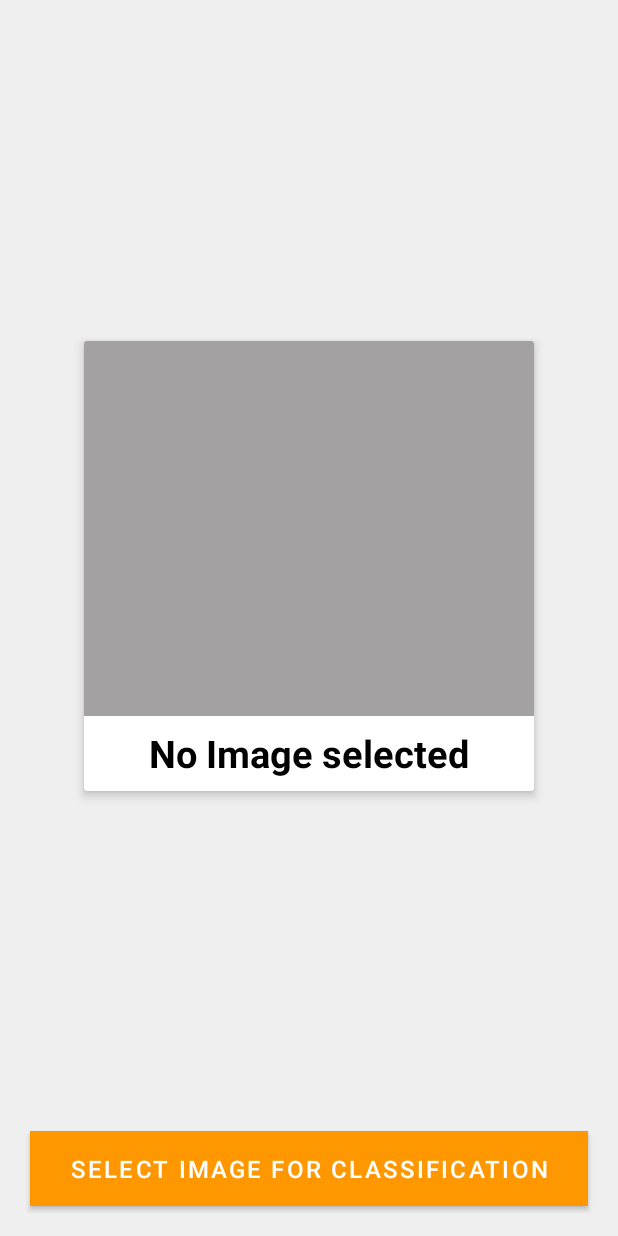
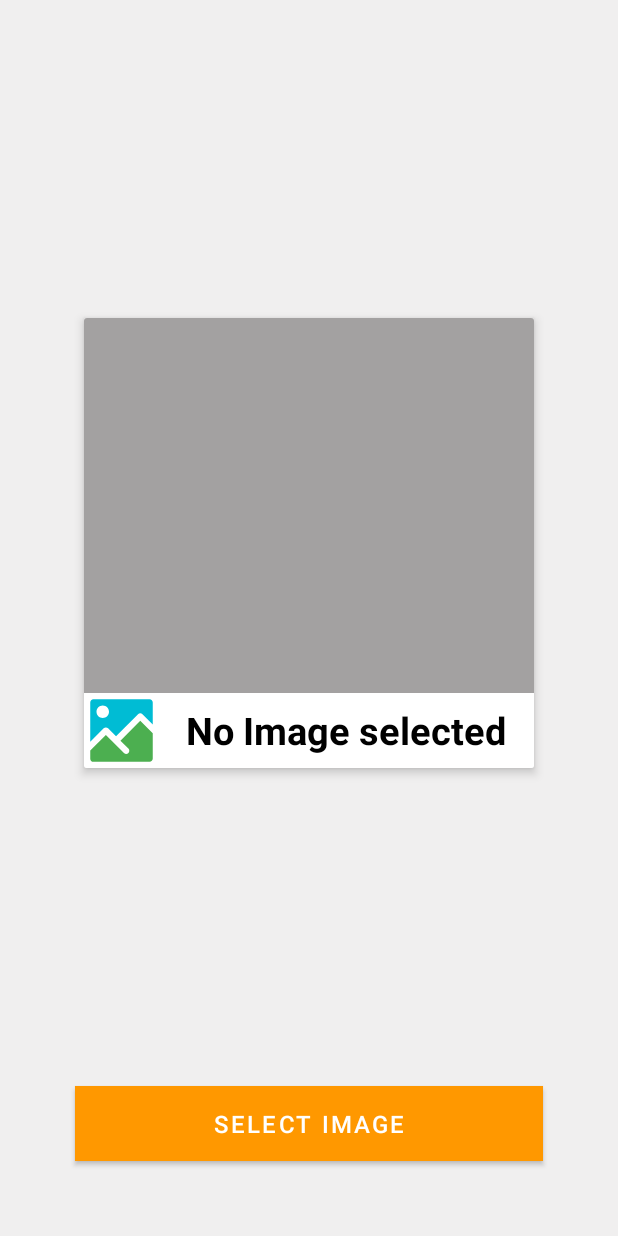
Before and after one commit to sunil-kumarr/GameOfHands, an Android app: the screen it shows after launch (SingleImageClassifier), after a tap on an icon or button, on a phone screen of 412 x 824 dp. Run offline under Robolectric (Android 15) with nearby library versions, the phone set to English and light mode, and no system bars; libraries missing offline, so code that uses them is left out: org.tensorflow.lite; 3 statements that could not run were skipped.

Commit message:
Added UI updates

```diff
--- a/app/src/main/java/com/gamedevil/gameofhands/SingleImageClassifier.java
+++ b/app/src/main/java/com/gamedevil/gameofhands/SingleImageClassifier.java
@@ -28,6 +28,7 @@ public class SingleImageClassifier extends AppCompatActivity {
 
     private MaterialButton mSelectImageBtn;
     private ImageView mDisplayImageView;
+    private ImageView mClassSymbol;
     private MaterialTextView mShowClassificationText;
     private HandShapeDetector mHandShapeDetector;
 
@@ -39,6 +40,8 @@ public class SingleImageClassifier extends AppCompatActivity {
         mSelectImageBtn = findViewById(R.id.select_img_btn);
         mDisplayImageView = findViewById(R.id.selected_image);
         mShowClassificationText = findViewById(R.id.text_view_prediction_label);
+        mClassSymbol = findViewById(R.id.classification_image);
+
         mHandShapeDetector = new HandShapeDetector(this);
 
         mSelectImageBtn.setOnClickListener(new View.OnClickListener() {
@@ -121,12 +124,15 @@ public class SingleImageClassifier extends AppCompatActivity {
         switch (label) {
             case "0":
                 handShape = "Rock";
+                mClassSymbol.setImageResource(R.drawable.rock);
                 break;
             case "1":
                 handShape = "Paper";
+                mClassSymbol.setImageResource(R.drawable.paper);
                 break;
             case "2":
                 handShape = "Scissor";
+                mClassSymbol.setImageResource(R.drawable.scissor);
                 break;
             default:
                 handShape = "Unknown";
--- a/app/src/main/res/layout/activity_single_classifier.xml
+++ b/app/src/main/res/layout/activity_single_classifier.xml
@@ -11,10 +11,10 @@
         android:id="@+id/selected_image_container_card"
         android:layout_width="wrap_content"
         android:layout_height="wrap_content"
+        android:layout_margin="20dp"
+        android:background="@color/white"
         android:minWidth="300dp"
         android:minHeight="300dp"
-        android:layout_margin="20dp"
-        android:background="@color/white"
         app:cardBackgroundColor="@color/white"
         app:cardElevation="4dp"
         app:layout_constraintBottom_toTopOf="@id/select_img_btn"
@@ -24,9 +24,9 @@
 
         <FrameLayout
             android:layout_width="wrap_content"
-            android:minHeight="300dp"
+            android:layout_height="wrap_content"
             android:minWidth="300dp"
-            android:layout_height="wrap_content">
+            android:minHeight="300dp">
 
             <ImageView
                 android:id="@+id/selected_image"
@@ -38,6 +38,21 @@
                 app:layout_constraintEnd_toEndOf="parent"
                 app:layout_constraintStart_toStartOf="parent"
                 app:layout_constraintTop_toTopOf="parent" />
+
+            <LinearLayout
+                android:layout_width="match_parent"
+                android:layout_height="wrap_content"
+                android:layout_gravity="bottom"
+                android:background="@color/white"
+                android:orientation="horizontal">
+
+                <ImageView
+                    android:id="@+id/classification_image"
+                    android:layout_width="50dp"
+                    android:layout_height="50dp"
+                    android:layout_gravity="center"
+                    android:background="@color/white"
+                    android:src="@drawable/ic_photo" />
 
                 <com.google.android.material.textview.MaterialTextView
                     android:id="@+id/text_view_prediction_label"
@@ -51,6 +66,8 @@
                     android:textColor="@color/black"
                     android:textSize="25dp"
                     android:textStyle="bold" />
+            </LinearLayout>
+
         </FrameLayout>
 
     </androidx.cardview.widget.CardView>
@@ -60,12 +77,14 @@
         android:id="@+id/select_img_btn"
         android:layout_width="match_parent"
         android:layout_height="50dp"
-        android:layout_margin="20dp"
-        android:textSize="16sp"
+        android:layout_marginStart="50dp"
+        android:layout_marginBottom="50dp"
+        android:layout_marginEnd="50dp"
         android:background="@color/orange"
+        android:padding="5dp"
         android:text="@string/selectImage"
         android:textColor="@color/white"
-        android:padding="5dp"
+        android:textSize="16sp"
         app:cornerRadius="5dp"
         app:layout_constraintBottom_toBottomOf="parent"
         app:layout_constraintEnd_toEndOf="parent"
--- a/app/src/main/res/values/strings.xml
+++ b/app/src/main/res/values/strings.xml
@@ -1,4 +1,4 @@
 <resources>
     <string name="app_name">GameOfHands</string>
-    <string name="selectImage">Select Image for classification</string>
+    <string name="selectImage">Select Image</string>
 </resources>
```
Also changed, not shown: app/src/main/res/drawable/paper.jpg (added), app/src/main/res/drawable/rock.jpg (added), app/src/main/res/drawable/scissor.jpg (added). Lines whose indentation alone changed are shown as unchanged.
